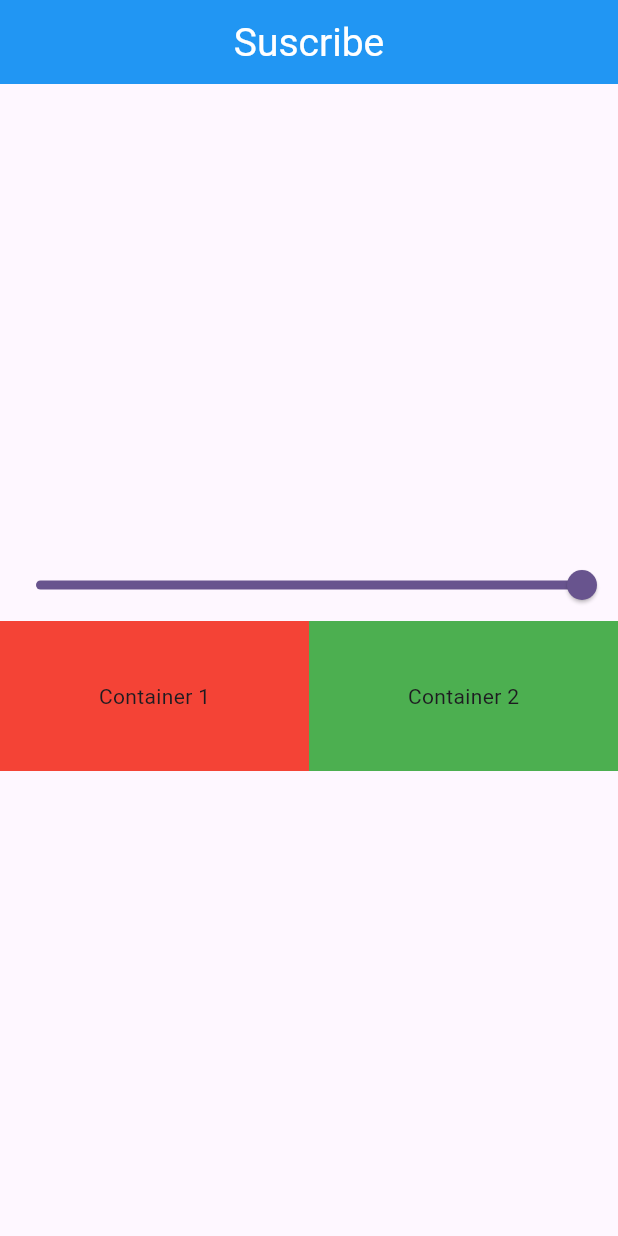
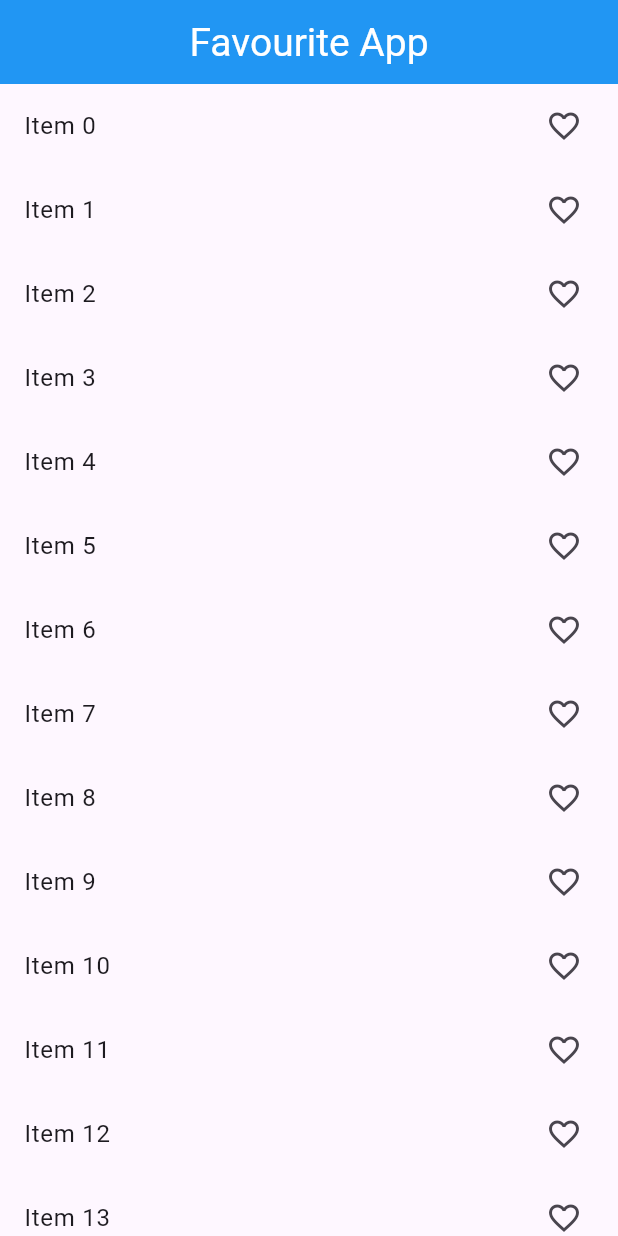
Before and after one commit to sup0808/FlutterProvider, a Flutter app: the screen it shows after launch, on a phone screen of 412 x 824 dp. Run offline on Flutter 3.47's test engine with Material 3 defaults, Android fonts, the phone set to English and light mode, and no system bars.

Commit message:
Implement Favourite app with setState

```diff
--- a/lib/main.dart
+++ b/lib/main.dart
@@ -2,6 +2,7 @@ import 'package:flutter/material.dart';
 import 'package:flutter_provider/provider/count_provider.dart';
 import 'package:flutter_provider/provider/multiple_provider.dart';
 import 'package:flutter_provider/screen/count_example.dart';
+import 'package:flutter_provider/screen/favourite/favourite_screen.dart';
 import 'package:flutter_provider/screen/multiple_provider_example.dart';
 import 'package:provider/provider.dart';
 
@@ -28,7 +29,7 @@ class MyApp extends StatelessWidget {
           colorScheme: ColorScheme.fromSeed(seedColor: Colors.deepPurple),
           useMaterial3: true,
         ),
-        home: MultipleProviderExample(),
+        home: const FavouriteScreen(),
       ),
     );
   }
--- /dev/null
+++ b/lib/screen/favourite/favourite_screen.dart
@@ -0,0 +1,46 @@
+import 'package:flutter/material.dart';
+class FavouriteScreen extends StatefulWidget {
+  const FavouriteScreen({super.key});
+
+  @override
+  State<FavouriteScreen> createState() => _FavouriteScreenState();
+}
+
+class _FavouriteScreenState extends State<FavouriteScreen> {
+  @override
+  Widget build(BuildContext context) {
+    print("build");
+    List<int> selectedItem = [];
+    return  Scaffold(
+      appBar: AppBar(
+        title: Text('Favourite App'),
+        backgroundColor: Colors.blue,
+        titleTextStyle: TextStyle(color: Colors.white, fontSize: 26),
+        centerTitle: true,
+      ),
+      body: Column(
+        children: [
+          Expanded(
+            child: ListView.builder(
+                itemCount: 20,
+                itemBuilder: (context,index){
+                  return ListTile(
+                    onTap: (){
+                     selectedItem.add(index);
+                     setState(() {
+
+                     });
+                     print(selectedItem);
+                    },
+                    title: Text("Item "+index.toString()),
+                    trailing:    Icon(selectedItem.contains(index) ? Icons.facebook : Icons.favorite_outline)
+                  ,
+                  );
+
+            }),
+          )
+        ],
+      ),
+    );
+  }
+}
```
